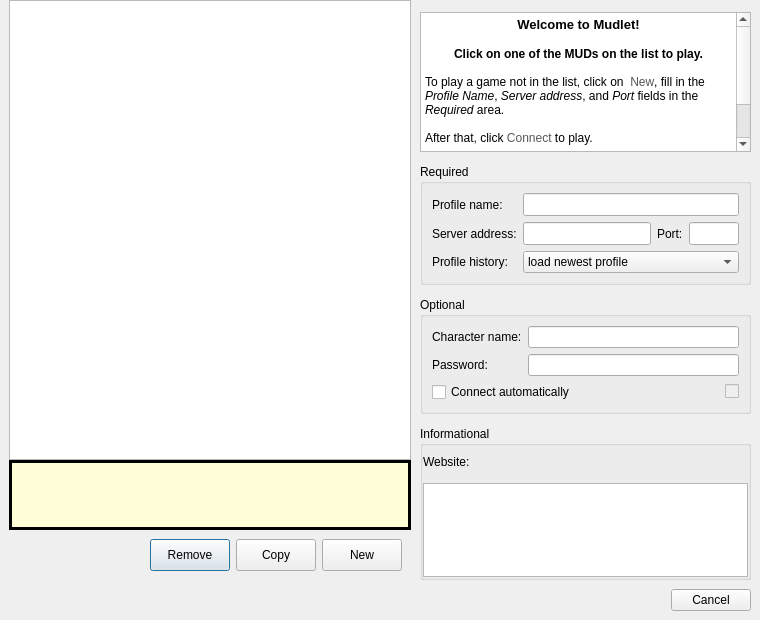
Old version of the form src/ui/connection_profiles.ui in the repository Mudlet/Mudlet.
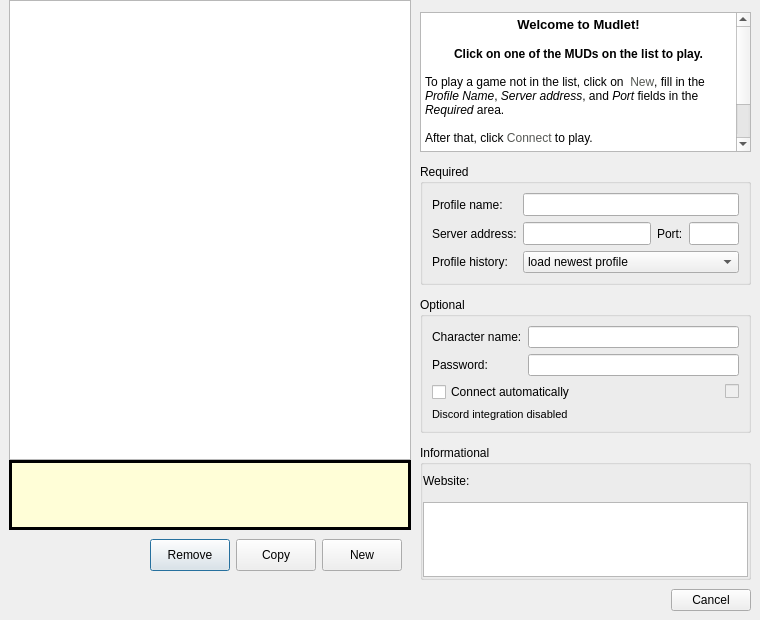
New version of the form. Icons and pictures are not drawn.

Commit message: Show a notification to the user if they enable Discord while already connected

```diff
--- a/src/ui/connection_profiles.ui
+++ b/src/ui/connection_profiles.ui
@@ -2489,6 +2489,18 @@
               </item>
              </layout>
             </item>
+            <item row="4" column="0" colspan="2">
+             <widget class="QLabel" name="discord_message_label">
+              <property name="font">
+               <font>
+                <pointsize>8</pointsize>
+               </font>
+              </property>
+              <property name="text">
+               <string>Discord integration disabled</string>
+              </property>
+             </widget>
+            </item>
            </layout>
           </widget>
          </item>
```
Left out of the diff: 8 changed lines with no effect on the pictures. The commit also changes 1 other file.
